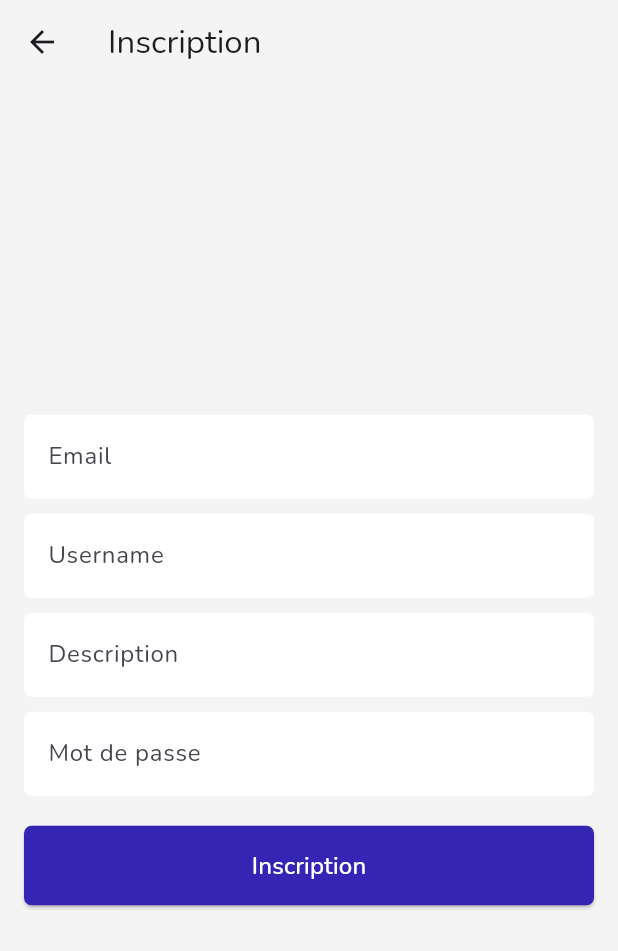
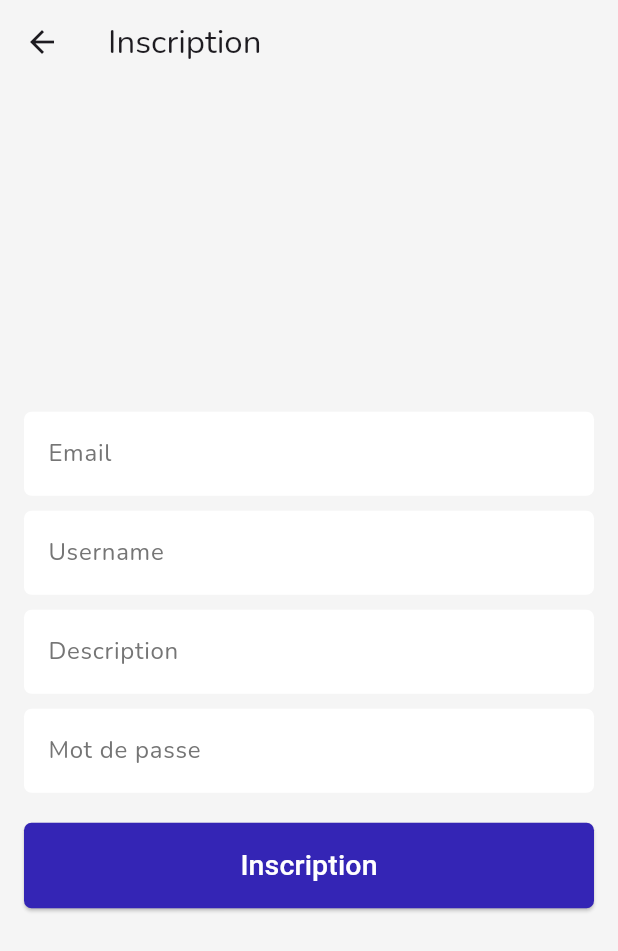
Before and after one commit to PlanyIt/project-plany-app, a Flutter app: the HomeScreen screen opened by its route, after a tap on "S'inscrire", on a phone screen of 412 x 824 dp. Shown: the top 951 px of the screen. Run offline on Flutter 3.47's test engine with Material 3 defaults, Android fonts, the phone set to English and light mode, and no system bars; our stand-ins replace firebase_auth, firebase_core, google_fonts; accounts and stored records are empty.

```diff
--- a/front/lib/main.dart
+++ b/front/lib/main.dart
@@ -19,12 +19,14 @@ class MyApp extends StatelessWidget {
       theme: ThemeData(
         textTheme: GoogleFonts.nunitoTextTheme(),
         primaryColor: const Color(0xFF3425B5),
-        scaffoldBackgroundColor: const Color(0xFFF4F4F4),
+        scaffoldBackgroundColor: Colors.grey[100],
         appBarTheme: const AppBarTheme(
           backgroundColor: Colors.transparent,
           elevation: 0,
         ),
         bottomNavigationBarTheme: const BottomNavigationBarThemeData(
+          showSelectedLabels: true,
+          showUnselectedLabels: true,
           selectedItemColor: Color(0xFF3425B5),
           unselectedItemColor: Colors.grey,
           backgroundColor: Colors.white,
--- a/front/lib/screens/auth/reset_password_screen.dart
+++ b/front/lib/screens/auth/reset_password_screen.dart
@@ -1,6 +1,6 @@
 import 'package:flutter/material.dart';
 import 'package:firebase_auth/firebase_auth.dart';
-import 'package:front/widgets/primarybutton.dart';
+import 'package:front/widgets/buttons/p_primarybutton.dart';
 
 class ResetPasswordScreen extends StatefulWidget {
   const ResetPasswordScreen({super.key});
--- a/front/lib/screens/auth/signup_screen.dart
+++ b/front/lib/screens/auth/signup_screen.dart
@@ -1,6 +1,6 @@
 import 'package:flutter/material.dart';
 import 'package:front/services/auth_service.dart'; // Import de AuthService
-import 'package:front/widgets/primarybutton.dart';
+import 'package:front/widgets/buttons/p_primarybutton.dart';
 
 class SignupScreen extends StatefulWidget {
   const SignupScreen({super.key});
@@ -83,23 +83,34 @@ class SignupScreenState extends State<SignupScreen> {
                 children: <Widget>[
                   TextField(
                     controller: _emailController,
-                    decoration: const InputDecoration(labelText: 'Email'),
+                    decoration: InputDecoration(
+                      labelText: 'Email',
+                      labelStyle: TextStyle(color: Colors.grey[600]),
+                    ),
                   ),
                   const SizedBox(height: 10),
                   TextField(
                     controller: _usernameController,
-                    decoration: const InputDecoration(labelText: 'Username'),
+                    decoration: InputDecoration(
+                      labelText: 'Username',
+                      labelStyle: TextStyle(color: Colors.grey[600]),
+                    ),
                   ),
                   const SizedBox(height: 10),
                   TextField(
                     controller: _descriptionController,
-                    decoration: const InputDecoration(labelText: 'Description'),
+                    decoration: InputDecoration(
+                      labelText: 'Description',
+                      labelStyle: TextStyle(color: Colors.grey[600]),
+                    ),
                   ),
                   const SizedBox(height: 10),
                   TextField(
                     controller: _passwordController,
-                    decoration:
-                        const InputDecoration(labelText: 'Mot de passe'),
+                    decoration: InputDecoration(
+                      labelText: 'Mot de passe',
+                      labelStyle: TextStyle(color: Colors.grey[600]),
+                    ),
                     obscureText: true,
                   ),
                   const SizedBox(height: 20),
--- a/front/lib/screens/home/home_screen.dart
+++ b/front/lib/screens/home/home_screen.dart
@@ -1,7 +1,7 @@
 import 'package:flutter/material.dart';
 import 'package:front/services/auth_service.dart';
-import 'package:front/widgets/primarybutton.dart';
-import 'package:front/widgets/secondarybutton.dart';
+import 'package:front/widgets/buttons/p_primarybutton.dart';
+import 'package:front/widgets/buttons/p_secondarybutton.dart';
 import 'package:google_fonts/google_fonts.dart';
 
 class HomeScreen extends StatelessWidget {
@@ -65,23 +65,25 @@ class HomeScreen extends StatelessWidget {
 
           Positioned(
             bottom: 100,
-            left: 20,
-            right: 20,
+            left: 30,
+            right: 30,
             child: PrimaryButton(
-              text: "S'inscrire",
+              text: "Se connecter",
               onPressed: () {
-                Navigator.pushNamed(context, '/signup');
+                Navigator.pushNamed(context, '/login');
               },
             ),
           ),
           Positioned(
-            bottom: 35,
-            left: 20,
-            right: 20,
-            child: SecondaryButton(
-              text: "Se connecter",
+            bottom: 25,
+            left: 30,
+            right: 30,
+            child: PrimaryButton(
+              buttonColor: ButtonColor.secondary,
+              textColor: TextColor.dark,
+              text: "S'inscrire",
               onPressed: () {
-                Navigator.pushNamed(context, '/login');
+                Navigator.pushNamed(context, '/signup');
               },
             ),
           ),
--- /dev/null
+++ b/front/lib/widgets/buttons/p_primarybutton.dart
@@ -0,0 +1,70 @@
+import 'package:flutter/material.dart';
+import 'package:google_fonts/google_fonts.dart';
+
+enum ButtonColor { primary, secondary }
+
+enum TextColor { light, dark }
+
+class PrimaryButton extends StatelessWidget {
+  final String text;
+  final VoidCallback onPressed;
+  final ButtonColor buttonColor;
+  final TextColor textColor;
+
+  const PrimaryButton({
+    super.key,
+    required this.text,
+    required this.onPressed,
+    this.buttonColor = ButtonColor.primary,
+    this.textColor = TextColor.light,
+  });
+
+  Color _getButtonColor(BuildContext context) {
+    switch (buttonColor) {
+      case ButtonColor.primary:
+        return Theme.of(context).primaryColor;
+      case ButtonColor.secondary:
+        return const Color.fromARGB(255, 225, 225, 225);
+    }
+  }
+
+  Color _getTextColor() {
+    switch (textColor) {
+      case TextColor.light:
+        return Colors.white;
+      case TextColor.dark:
+        return Colors.black87;
+      default:
+        return Colors.white;
+    }
+  }
+
+  @override
+  Widget build(BuildContext context) {
+    return ElevatedButton(
+      style: ButtonStyle(
+        padding: WidgetStateProperty.all<EdgeInsetsGeometry>(
+          const EdgeInsets.symmetric(vertical: 15, horizontal: 20),
+        ),
+        backgroundColor: WidgetStateProperty.all<Color>(
+          _getButtonColor(context),
+        ),
+        shape: WidgetStateProperty.all<RoundedRectangleBorder>(
+          RoundedRectangleBorder(
+            borderRadius: BorderRadius.circular(5),
+          ),
+        ),
+      ),
+      onPressed: onPressed,
+      child: Text(
+        text,
+        style: GoogleFonts.leagueSpartan(
+          textStyle: TextStyle(
+            color: _getTextColor(),
+            fontSize: 19,
+          ),
+        ),
+      ),
+    );
+  }
+}
--- a/front/lib/widgets/primarybutton.dart
+++ /dev/null
@@ -1,39 +0,0 @@
-import 'package:flutter/material.dart';
-
-class PrimaryButton extends StatelessWidget {
-  final String text;
-  final VoidCallback onPressed;
-
-  const PrimaryButton({
-    super.key,
-    required this.text,
-    required this.onPressed,
-  });
-
-  @override
-  Widget build(BuildContext context) {
-    return ElevatedButton(
-      style: ButtonStyle(
-        padding: WidgetStateProperty.all<EdgeInsetsGeometry>(
-          const EdgeInsets.symmetric(vertical: 15, horizontal: 20),
-        ),
-        backgroundColor: WidgetStateProperty.all<Color>(
-          Theme.of(context).primaryColor,
-        ),
-        shape: WidgetStateProperty.all<RoundedRectangleBorder>(
-          RoundedRectangleBorder(
-            borderRadius: BorderRadius.circular(5),
-          ),
-        ),
-      ),
-      onPressed: onPressed,
-      child: Text(
-        text,
-        style: const TextStyle(
-          color: Colors.white,
-          fontSize: 16,
-        ),
-      ),
-    );
-  }
-}
--- a/front/lib/widgets/secondarybutton.dart
+++ /dev/null
@@ -1,39 +0,0 @@
-import 'package:flutter/material.dart';
-
-class SecondaryButton extends StatelessWidget {
-  final String text;
-  final VoidCallback onPressed;
-
-  const SecondaryButton({
-    super.key,
-    required this.text,
-    required this.onPressed,
-  });
-
-  @override
-  Widget build(BuildContext context) {
-    return ElevatedButton(
-      style: ButtonStyle(
-        padding: WidgetStateProperty.all<EdgeInsetsGeometry>(
-          const EdgeInsets.symmetric(vertical: 15, horizontal: 20),
-        ),
-        backgroundColor: WidgetStateProperty.all<Color>(
-          const Color(0xFFCCCCCC),
-        ),
-        shape: WidgetStateProperty.all<RoundedRectangleBorder>(
-          RoundedRectangleBorder(
-            borderRadius: BorderRadius.circular(5),
-          ),
-        ),
-      ),
-      onPressed: onPressed,
-      child: Text(
-        text,
-        style: const TextStyle(
-          color: Colors.black,
-          fontSize: 16,
-        ),
-      ),
-    );
-  }
-}
```
Also changed, not shown: front/lib/screens/auth/login_screen.dart (+9 -4 lines), front/lib/screens/create-plan/create_plan_screen.dart (added, +160 -0 lines), front/lib/screens/create-plan/plans_screen.dart (added, +197 -0 lines), front/lib/screens/dashboard/dashboard_screen.dart (+10 -0 lines), front/lib/widgets/buttons/p_secondarybutton.dart (added, +30 -0 lines).
